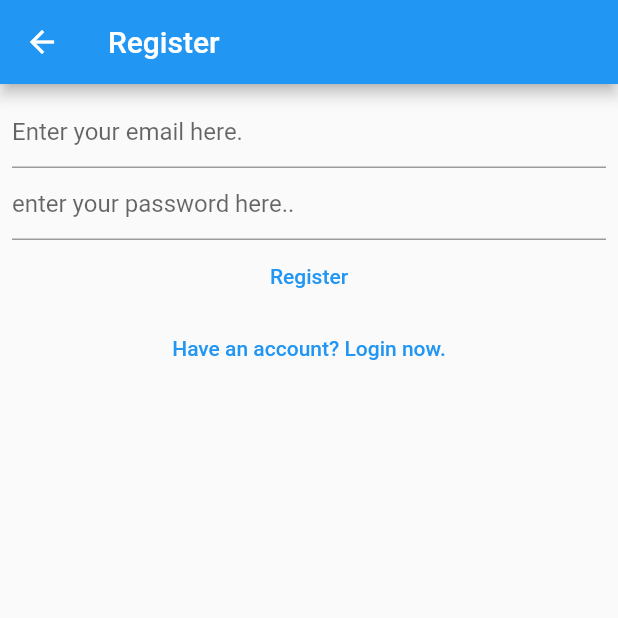
After one commit to stDean/flutter_bloc, a Flutter app: the RegisterView screen opened directly, on a phone screen of 412 x 824 dp, the top half of it. The commit adds this screen. Run offline on Flutter 3.47's test engine with Material 2 defaults, Android fonts, the light colour scheme and no system bars; our stand-ins replace bloc, firebase_auth, firebase_core, firebase_storage, flutter_bloc, flutter_hooks; accounts and stored records are empty.

Commit message:
started the UI

```diff
--- /dev/null
+++ b/lib/05-main-exercise/lib/dialogs/delete_account_dialog.dart
@@ -0,0 +1,15 @@
+import 'package:bloc_state_mgt/05-main-exercise/lib/dialogs/generic_dialog.dart';
+import 'package:flutter/material.dart' show BuildContext;
+
+Future<bool> showDeleteAccountDialog(BuildContext context) {
+  return showGenericDialog(
+    context: context,
+    title: 'Delete Account',
+    content:
+        'Are you sure you want to delete your account? You cannot undo this operation!',
+    optionBuilder: () => {
+      'Cancel': false,
+      'Delete Account': true,
+    },
+  ).then((value) => value ?? false);
+}
--- /dev/null
+++ b/lib/05-main-exercise/lib/extensions/if_debugging.dart
@@ -0,0 +1,5 @@
+import 'package:flutter/foundation.dart' show kDebugMode;
+
+extension IfDebugging on String {
+  String? get ifDebugging => kDebugMode ? this : null;
+}
--- /dev/null
+++ b/lib/05-main-exercise/lib/view/register_view.dart
@@ -0,0 +1,68 @@
+import 'package:bloc_state_mgt/05-main-exercise/bloc/app_event.dart';
+import 'package:bloc_state_mgt/05-main-exercise/lib/extensions/if_debugging.dart';
+import 'package:bloc_state_mgt/05-main-exercise/bloc/app_bloc.dart';
+import 'package:flutter/material.dart';
+import 'package:flutter_bloc/flutter_bloc.dart';
+import 'package:flutter_hooks/flutter_hooks.dart';
+
+class RegisterView extends HookWidget {
+  const RegisterView({Key? key}) : super(key: key);
+
+  @override
+  Widget build(BuildContext context) {
+    final emailController =
+        useTextEditingController(text: 'test@test.com'.ifDebugging);
+    final passwordController =
+        useTextEditingController(text: 'foobar'.ifDebugging);
+
+    return Scaffold(
+      appBar: AppBar(
+        title: const Text('Register'),
+      ),
+      body: Padding(
+        padding: const EdgeInsets.all(8.0),
+        child: Column(
+          children: [
+            TextField(
+              controller: emailController,
+              decoration: const InputDecoration(
+                hintText: 'Enter your email here.',
+              ),
+              keyboardType: TextInputType.emailAddress,
+              keyboardAppearance: Brightness.dark,
+            ),
+            TextField(
+              controller: passwordController,
+              decoration: const InputDecoration(
+                hintText: 'enter your password here..',
+              ),
+              obscureText: true,
+              obscuringCharacter: '#',
+              keyboardAppearance: Brightness.dark,
+            ),
+            TextButton(
+              onPressed: () {
+                final email = emailController.text;
+                final password = passwordController.text;
+
+                context.read<AppBloc>().add(
+                      AppEventRegister(
+                        email: email,
+                        password: password,
+                      ),
+                    );
+              },
+              child: const Text('Register'),
+            ),
+            TextButton(
+              onPressed: () {
+                context.read<AppBloc>().add(const AppEventGoToLogin());
+              },
+              child: const Text('Have an account? Login now.'),
+            ),
+          ],
+        ),
+      ),
+    );
+  }
+}
--- a/lib/main.dart
+++ b/lib/main.dart
@@ -1,6 +1,6 @@
 // import 'package:bloc_state_mgt/03-bloc.dart';
 // import 'package:bloc_state_mgt/multibloc-04/view/home_page.dart';
-import 'package:bloc_state_mgt/05-main-exercise/view/homepage.dart';
+import 'package:bloc_state_mgt/05-main-exercise/lib/view/homepage.dart';
 // import 'package:bloc_state_mgt/bloc02/persons_bloc.dart';
 import 'package:flutter/material.dart';
 import 'package:firebase_core/firebase_core.dart';
```
Also changed, not shown: lib/05-main-exercise/lib/dialogs/generic_dialog.dart (added, +36 -0 lines), lib/05-main-exercise/lib/dialogs/logout_dialog.dart (added, +14 -0 lines), lib/05-main-exercise/lib/dialogs/show_auth_error.dart (added, +15 -0 lines), lib/05-main-exercise/lib/loading/loading_screen.dart (added, +103 -0 lines), lib/05-main-exercise/lib/loading/loading_screen_controller.dart (added, +15 -0 lines), lib/05-main-exercise/lib/view/login_view.dart (added, +68 -0 lines), lib/05-main-exercise/lib/view/homepage.dart (renamed from lib/05-main-exercise/view/homepage.dart).
